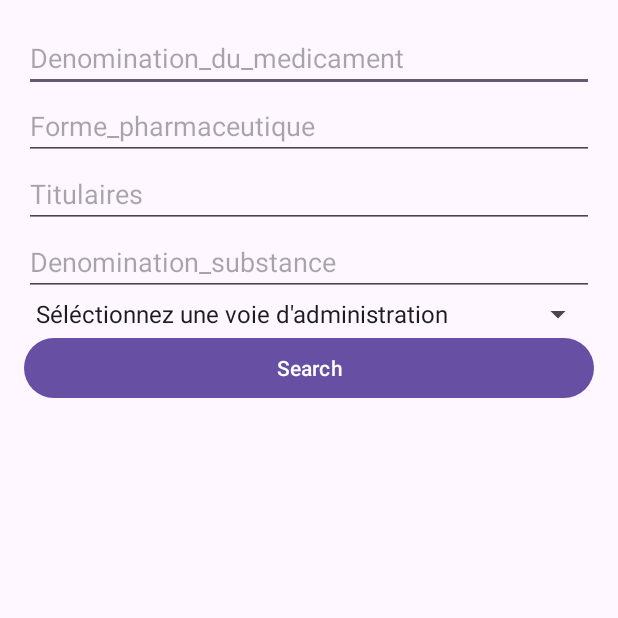
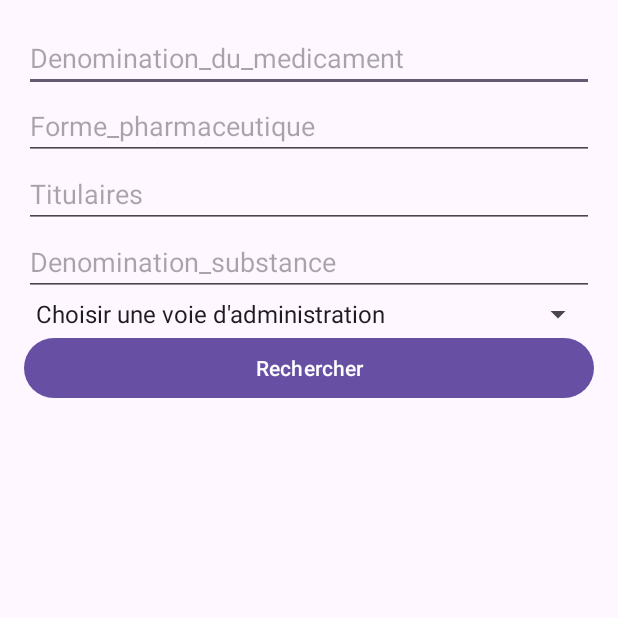
Before and after one commit to Tamarchoc/gsb_medicaments, an Android app: the screen it shows after launch (MainActivity), on a phone screen of 412 x 824 dp, the top half of it. Run offline under Robolectric (Android 15) with nearby library versions, the phone set to English and light mode, and no system bars; 3 statements that could not run were skipped.

Commit message:
07/01/2024

```diff
--- a/app/src/main/java/fr/be2/gsb_medicaments/DatabaseHelper.java
+++ b/app/src/main/java/fr/be2/gsb_medicaments/DatabaseHelper.java
@@ -25,7 +25,7 @@ public class DatabaseHelper extends SQLiteOpenHelper {
     private static final int DATABASE_VERSION = 2;
     private String DATABASE_PATH;
 
-    private static final String PREMIERE_VOIE = "Séléctionnez une voie d'administration";
+    private static final String PREMIERE_VOIE = "Choisir une voie d'administration";
     private static DatabaseHelper sInstance;
 
     public static synchronized DatabaseHelper getInstance(Context context) {
@@ -69,7 +69,7 @@ public class DatabaseHelper extends SQLiteOpenHelper {
         List<String> voiesAdminList = new ArrayList<>();
 
         SQLiteDatabase db = this.getReadableDatabase();
-        Cursor cursor = db.rawQuery("SELECT DISTINCT Voies_dadministration FROM CIS_bdpm WHERE Voies_dadministration NOT LIKE '%;%' ORDER BY Voies_dadministration", null);
+        Cursor cursor = db.rawQuery("SELECT DISTINCT upper(Voies_dadministration) FROM CIS_bdpm WHERE Voies_dadministration NOT LIKE '%;%' ORDER BY Voies_dadministration", null);
         voiesAdminList.add(PREMIERE_VOIE);
         if (cursor.moveToFirst()) {
             do {
@@ -112,7 +112,7 @@ public class DatabaseHelper extends SQLiteOpenHelper {
                 "Denomination_du_medicament LIKE ? AND " +
                 "Forme_pharmaceutique LIKE ? AND " +
                 "Titulaires LIKE ? AND " +
-                "Code_CIS IN (SELECT Code_CIS FROM CIS_COMPO_bdpm WHERE Designation_element LIKE ?) " +
+                "Code_CIS IN (SELECT Code_CIS FROM CIS_COMPO_bdpm WHERE Denomination_substance LIKE ?) " +
                 finSQL;
 
         // Les valeurs à remplacer dans la requête
--- a/app/src/main/java/fr/be2/gsb_medicaments/authentification.java
+++ b/app/src/main/java/fr/be2/gsb_medicaments/authentification.java
@@ -23,8 +23,8 @@ public class authentification extends AppCompatActivity {
         setContentView(R.layout.activity_authentification);
         CodeV = findViewById(R.id.codeV);
         myKey = findViewById(R.id.myKey);
-       LayoutCle = findViewById(R.id.layoutCle);
-       LayoutCle.setVisibility(View.INVISIBLE);
+        LayoutCle = findViewById(R.id.layoutCle);
+        LayoutCle.setVisibility(View.INVISIBLE);
 
 
     }
--- a/app/src/main/res/layout/activity_main.xml
+++ b/app/src/main/res/layout/activity_main.xml
@@ -47,7 +47,7 @@
         android:id="@+id/btnSearch"
         android:layout_width="match_parent"
         android:layout_height="wrap_content"
-        android:text="Search"/>
+        android:text="Rechercher"/>
 
     <!-- ListView to display the search results -->
     <ListView
```
Also changed, not shown: app/src/main/AndroidManifest.xml (+3 -9 lines), 1 other file.
